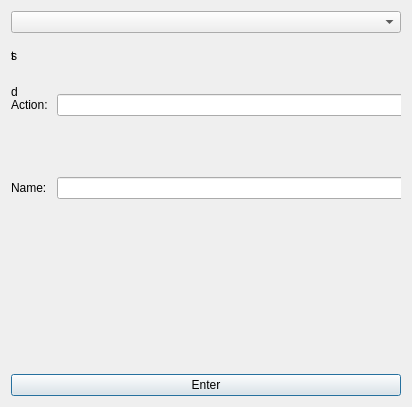
The window that buttonsettings.ui (Kalbra/skui) describes before a commit, drawn with Qt 5.
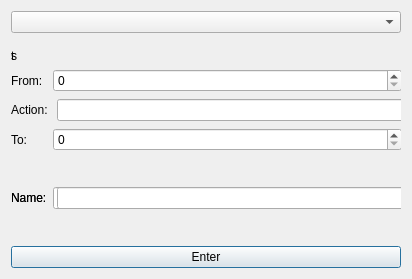
The same window after the commit.

The edit to the form file:
```diff
--- a/buttonsettings.ui
+++ b/buttonsettings.ui
@@ -7,7 +7,7 @@
     <x>0</x>
     <y>0</y>
     <width>412</width>
-    <height>407</height>
+    <height>279</height>
    </rect>
   </property>
   <property name="windowTitle">
@@ -69,27 +69,53 @@
        <rect>
         <x>0</x>
         <y>0</y>
-        <width>194</width>
-        <height>106</height>
+        <width>391</width>
+        <height>201</height>
        </rect>
       </property>
       <layout class="QGridLayout" name="gridLayout_3">
+       <item row="1" column="1">
+        <widget class="QSpinBox" name="dial_to"/>
+       </item>
        <item row="0" column="0">
         <widget class="QLabel" name="label_2">
          <property name="text">
-          <string>d</string>
+          <string>From:</string>
+         </property>
+        </widget>
+       </item>
+       <item row="1" column="0">
+        <widget class="QLabel" name="dial_label">
+         <property name="text">
+          <string>To:</string>
+         </property>
+        </widget>
+       </item>
+       <item row="0" column="1">
+        <widget class="QSpinBox" name="dial_from"/>
+       </item>
+       <item row="2" column="1">
+        <widget class="QLineEdit" name="dial_input"/>
+       </item>
+       <item row="2" column="0">
+        <widget class="QLabel" name="dial_label3">
+         <property name="text">
+          <string>Name:</string>
          </property>
         </widget>
        </item>
       </layout>
      </widget>
      <widget class="QWidget" name="button" native="true">
+      <property name="enabled">
+       <bool>true</bool>
+      </property>
       <property name="geometry">
        <rect>
         <x>0</x>
         <y>0</y>
         <width>394</width>
-        <height>217</height>
+        <height>231</height>
        </rect>
       </property>
       <layout class="QGridLayout" name="gridLayout_2">
@@ -98,6 +124,9 @@
        </item>
        <item row="0" column="0">
         <widget class="QLabel" name="button_label">
+         <property name="enabled">
+          <bool>true</bool>
+         </property>
          <property name="text">
           <string>Action: </string>
          </property>
```
Left out of the diff: 28 changed lines with no effect on the pictures.
